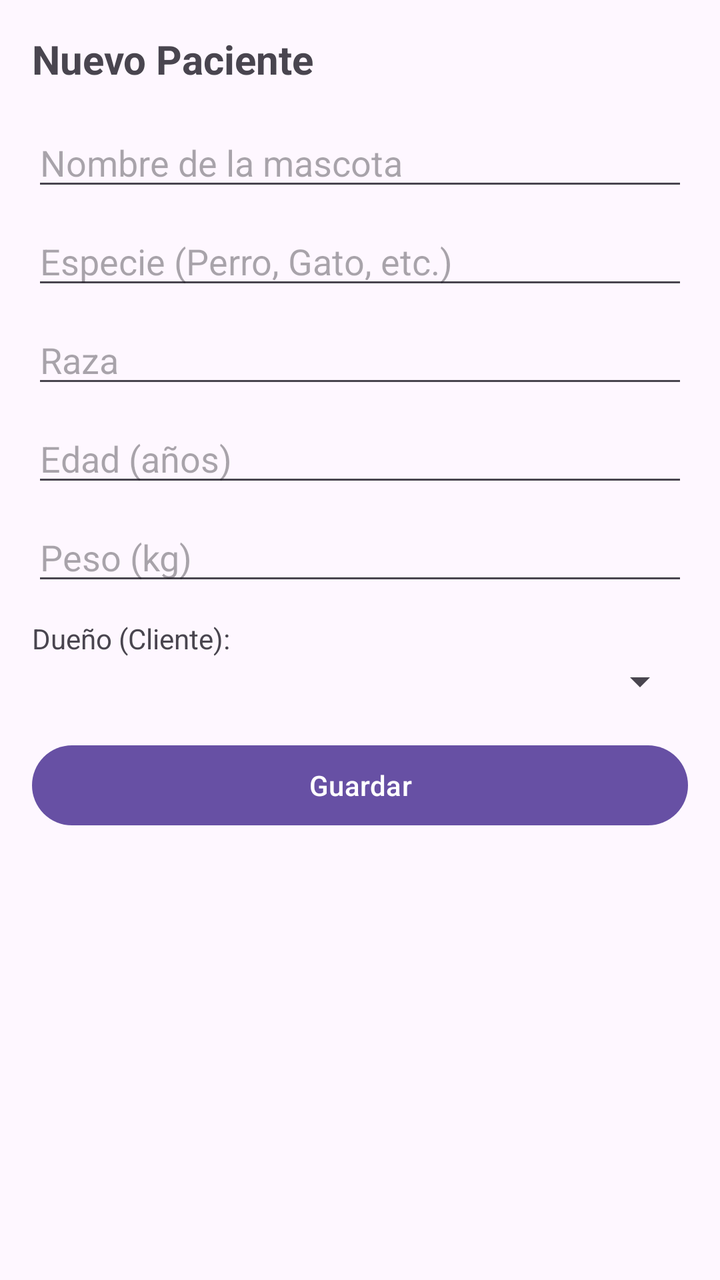
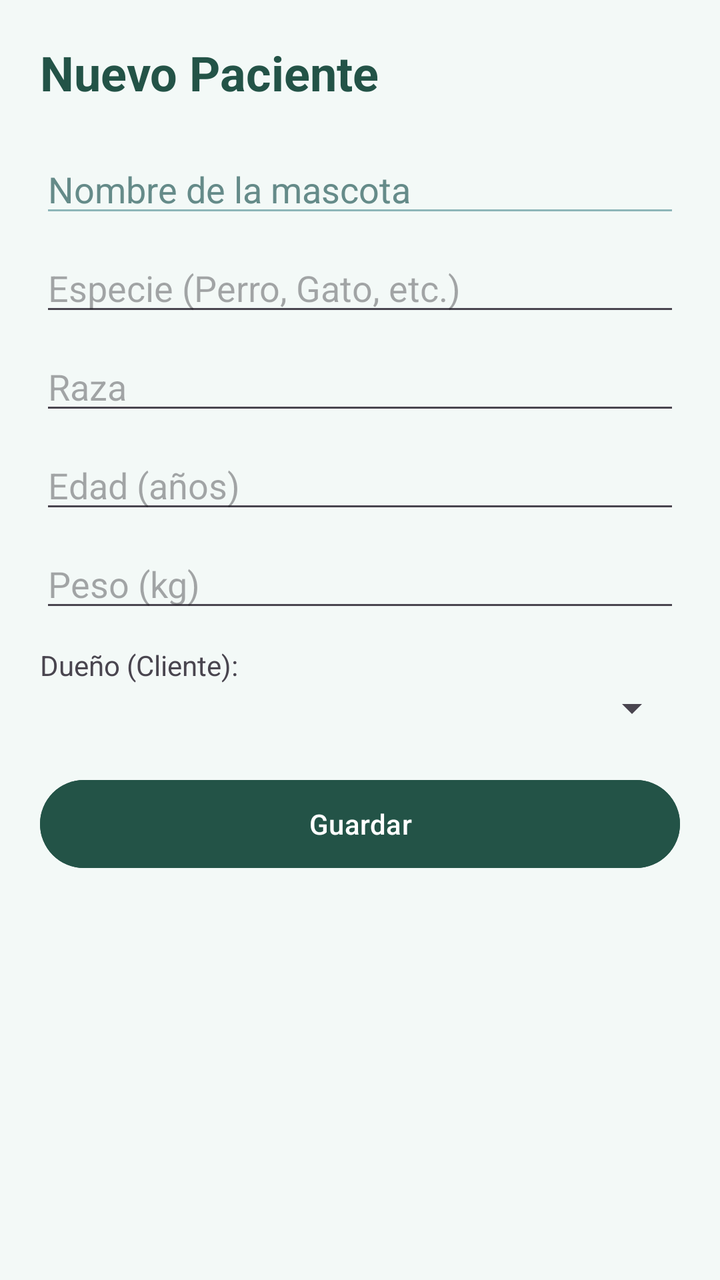

Two renders of the same Android screen: before a commit and after it. Below are the layout's source before the change and the commit's diff.
<!-- AndroidManifest.xml: application theme Theme.T1 -->
<!-- res/layout/activity_paciente_form.xml -->
<?xml version="1.0" encoding="utf-8"?>
<ScrollView xmlns:android="http://schemas.android.com/apk/res/android"
    android:layout_width="match_parent"
    android:layout_height="match_parent">

    <LinearLayout
        android:layout_width="match_parent"
        android:layout_height="wrap_content"
        android:orientation="vertical"
        android:padding="16dp">

        <TextView
            android:id="@+id/tvTituloForm"
            android:layout_width="wrap_content"
            android:layout_height="wrap_content"
            android:text="Nuevo Paciente"
            android:textSize="20sp"
            android:textStyle="bold"
            android:layout_marginBottom="16dp"/>

        <EditText
            android:id="@+id/etNombre"
            android:layout_width="match_parent"
            android:layout_height="wrap_content"
            android:hint="Nombre de la mascota"/>

        <EditText
            android:id="@+id/etEspecie"
            android:layout_width="match_parent"
            android:layout_height="wrap_content"
            android:hint="Especie (Perro, Gato, etc.)"
            android:layout_marginTop="8dp"/>

        <EditText
            android:id="@+id/etRaza"
            android:layout_width="match_parent"
            android:layout_height="wrap_content"
            android:hint="Raza"
            android:layout_marginTop="8dp"/>

        <EditText
            android:id="@+id/etEdad"
            android:layout_width="match_parent"
            android:layout_height="wrap_content"
            android:hint="Edad (años)"
            android:inputType="number"
            android:layout_marginTop="8dp"/>

        <EditText
            android:id="@+id/etPeso"
            android:layout_width="match_parent"
            android:layout_height="wrap_content"
            android:hint="Peso (kg)"
            android:inputType="numberDecimal"
            android:layout_marginTop="8dp"/>

        <TextView
            android:layout_width="wrap_content"
            android:layout_height="wrap_content"
            android:text="Dueño (Cliente):"
            android:layout_marginTop="12dp"/>

        <Spinner
            android:id="@+id/spCliente"
            android:layout_width="match_parent"
            android:layout_height="wrap_content"/>

        <Button
            android:id="@+id/btnGuardar"
            android:layout_width="match_parent"
            android:layout_height="wrap_content"
            android:text="Guardar"
            android:layout_marginTop="16dp"/>

    </LinearLayout>
</ScrollView>
<!-- resources referenced by this layout -->
<resources>
  <style name="Theme.T1" parent="Base.Theme.T1" />
  <style name="Base.Theme.T1" parent="Theme.Material3.DayNight.NoActionBar">
          
          
      </style>
</resources>

<!-- the commit's change to res/layout/activity_paciente_form.xml (unified diff, before → after) -->
@@ -1,28 +1,33 @@
 <?xml version="1.0" encoding="utf-8"?>
 <ScrollView xmlns:android="http://schemas.android.com/apk/res/android"
     android:layout_width="match_parent"
-    android:layout_height="match_parent">
+    android:layout_height="match_parent"
+    android:background="#F3F9F7">
 
     <LinearLayout
         android:layout_width="match_parent"
         android:layout_height="wrap_content"
         android:orientation="vertical"
-        android:padding="16dp">
+        android:padding="20dp">
 
         <TextView
             android:id="@+id/tvTituloForm"
             android:layout_width="wrap_content"
             android:layout_height="wrap_content"
             android:text="Nuevo Paciente"
-            android:textSize="20sp"
+            android:textSize="24sp"
             android:textStyle="bold"
-            android:layout_marginBottom="16dp"/>
+            android:textColor="#235347"
+            android:layout_marginBottom="20dp"/>
 
         <EditText
             android:id="@+id/etNombre"
             android:layout_width="match_parent"
             android:layout_height="wrap_content"
-            android:hint="Nombre de la mascota"/>
+            android:hint="Nombre de la mascota"
+            android:backgroundTint="#8EB6B9"
+            android:textColor="#235347"
+            android:textColorHint="#658B89"/>
 
         <EditText
             android:id="@+id/etEspecie"
@@ -70,7 +75,10 @@
             android:layout_width="match_parent"
             android:layout_height="wrap_content"
             android:text="Guardar"
-            android:layout_marginTop="16dp"/>
+            android:layout_marginTop="20dp"
+            android:backgroundTint="#235347"
+            android:textColor="#FFFFFF"
+            android:minHeight="52dp"/>
 
     </LinearLayout>
 </ScrollView>
